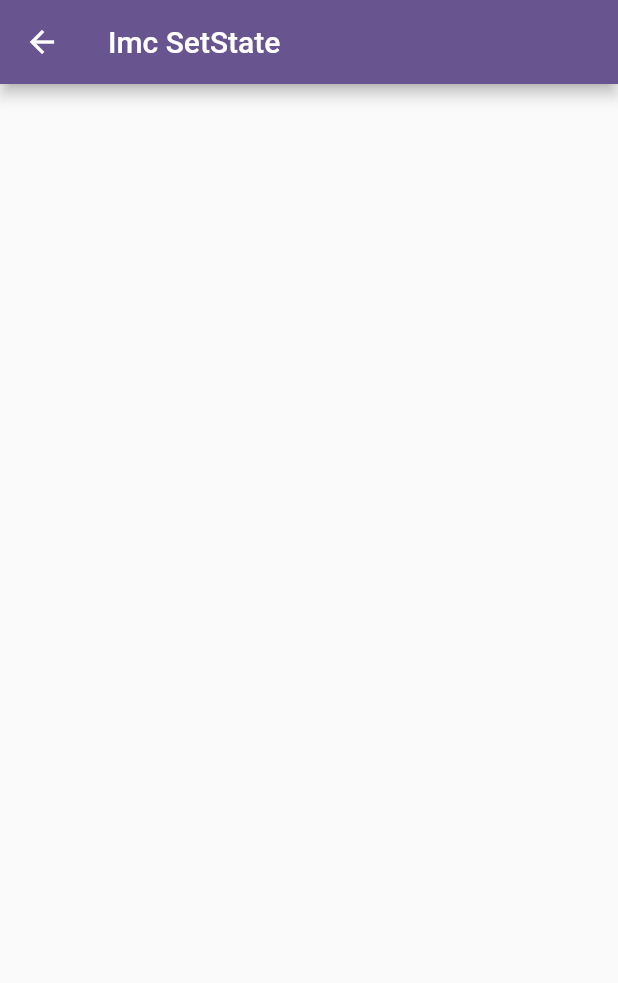
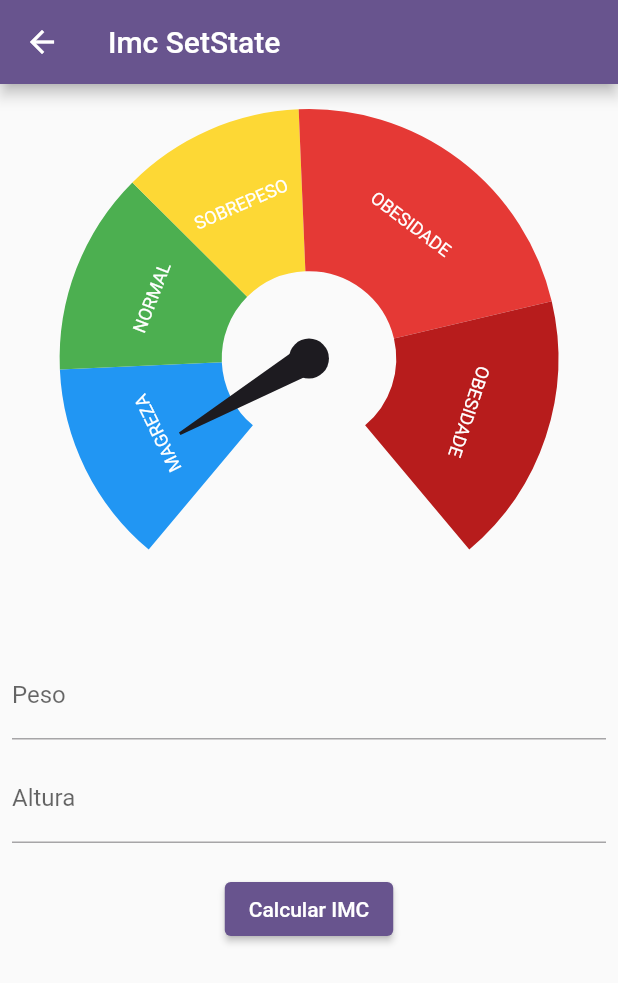
Before and after one commit to celycodes/jornada_flutter, a Flutter app: the ImcSetStatePage screen opened directly, on a phone screen of 412 x 824 dp. Shown: the top 983 px of the screen. Run offline on Flutter 3.47's test engine with Material 2 defaults, Android fonts, the phone set to English and light mode, and no system bars; drawn by our look-alikes of syncfusion_flutter_gauges; our stand-ins replace currency_text_input_formatter, device_preview, font_awesome_flutter.

```diff
--- a/b_flutter_gerencia_de_estado/lib/home_page.dart
+++ b/b_flutter_gerencia_de_estado/lib/home_page.dart
@@ -1,5 +1,5 @@
-import 'package:b_flutter_gerencia_de_estado/setState/imc_setState_page.dart';
 import 'package:flutter/material.dart';
+import 'setState/imc_set_state_page.dart';
 
 class HomePage extends StatelessWidget {
   const HomePage({super.key});
--- /dev/null
+++ b/b_flutter_gerencia_de_estado/lib/setState/imc_set_state_page.dart
@@ -0,0 +1,123 @@
+import 'package:currency_text_input_formatter/currency_text_input_formatter.dart';
+import 'package:flutter/material.dart';
+import 'package:syncfusion_flutter_gauges/gauges.dart';
+import 'package:b_flutter_gerencia_de_estado/widgets/imc_gauge_range.dart';
+
+class ImcSetStatePage extends StatefulWidget {
+  const ImcSetStatePage({super.key});
+
+  @override
+  State<ImcSetStatePage> createState() => _ImcSetStatePageState();
+}
+
+class _ImcSetStatePageState extends State<ImcSetStatePage> {
+  final pesoEC = TextEditingController();
+  final alturaEC = TextEditingController();
+
+  @override
+  void dispose() {
+    pesoEC.dispose();
+    alturaEC.dispose();
+    super.dispose();
+  }
+
+  @override
+  Widget build(BuildContext context) {
+    return Scaffold(
+      appBar: AppBar(
+        title: const Text('Imc SetState'),
+      ),
+      body: SingleChildScrollView(
+        child: Padding(
+          padding: const EdgeInsets.all(8.0),
+          child: Column(
+            children: [
+              SfRadialGauge(
+                axes: [
+                  RadialAxis(
+                    showLabels: false,
+                    showAxisLine: false,
+                    showTicks: false,
+                    minimum: 12.5,
+                    maximum: 47.9,
+                    ranges: [
+                      ImcGaugeRange(
+                        color: Colors.blue,
+                        start: 12.5,
+                        end: 18.5,
+                        label: 'MAGREZA',
+                      ),
+                      ImcGaugeRange(
+                        color: Colors.green,
+                        start: 18.5,
+                        end: 24.5,
+                        label: 'NORMAL',
+                      ),
+                      ImcGaugeRange(
+                        color: Colors.yellow[600]!,
+                        start: 24.5,
+                        end: 29.9,
+                        label: 'SOBREPESO',
+                      ),
+                      ImcGaugeRange(
+                        color: Colors.red[600]!,
+                        start: 29.9,
+                        end: 39.9,
+                        label: 'OBESIDADE',
+                      ),
+                      ImcGaugeRange(
+                        color: Colors.red[900]!,
+                        start: 39.9,
+                        end: 47.9,
+                        label: 'OBESIDADE',
+                      ),
+                    ],
+                    pointers: [
+                      const NeedlePointer(
+                        value: 15,
+                        enableAnimation: true,
+                      ),
+                    ],
+                  ),
+                ],
+              ),
+              const SizedBox(height: 20.0),
+              TextFormField(
+                controller: pesoEC,
+                keyboardType: TextInputType.number,
+                decoration: const InputDecoration(labelText: 'Peso'),
+                inputFormatters: [
+                  CurrencyTextInputFormatter(
+                    locale: 'pt_BR',
+                    symbol: '',
+                    turnOffGrouping: true,
+                    decimalDigits: 2,
+                  ),
+                ],
+              ),
+              const SizedBox(height: 10.0),
+              TextFormField(
+                controller: alturaEC,
+                keyboardType: TextInputType.number,
+                decoration: const InputDecoration(labelText: 'Altura'),
+                inputFormatters: [
+                  CurrencyTextInputFormatter(
+                    locale: 'pt_BR',
+                    symbol: '',
+                    turnOffGrouping: true,
+                    decimalDigits: 2,
+                  ),
+                ],
+              ),
+              const SizedBox(height: 20.0),
+              ElevatedButton(
+                onPressed: () {},
+                child: Text('Calcular IMC'),
+              ),
+            ],
+          ),
+        ),
+      ),
+    );
+  }
+}
--- a/b_flutter_gerencia_de_estado/lib/setState/imc_setstate_page.dart
+++ /dev/null
@@ -1,38 +0,0 @@
-import 'package:flutter/material.dart';
-import 'package:syncfusion_flutter_gauges/gauges.dart';
-
-class ImcSetStatePage extends StatelessWidget {
-  const ImcSetStatePage({super.key});
-
-  @override
-  Widget build(BuildContext context) {
-    return Scaffold(
-      appBar: AppBar(
-        title: const Text('Imc SetState'),
-      ),
-      body: SingleChildScrollView(
-        child: Padding(
-          padding: const EdgeInsets.all(8.0),
-          child: Column(
-            children: [
-              SfRadialGauge(
-                axes: [
-                  RadialAxis(
-                    showLabels: false,
-                    showAxisLine: false,
-                    showTicks: false,
-                    minimum: 2.5,
-                    maximum: 47.9,
-                    ranges: [
-                      // 17.04 minutagem do video onde parei
-                    ],
-                  ),
-                ],
-              ),
-            ],
-          ),
-        ),
-      ),
-    );
-  }
-}
--- a/b_flutter_gerencia_de_estado/lib/widgets/imc_gauge_range.dart
+++ b/b_flutter_gerencia_de_estado/lib/widgets/imc_gauge_range.dart
@@ -2,7 +2,8 @@ import 'package:flutter/material.dart';
 import 'package:syncfusion_flutter_gauges/gauges.dart';
 
 class ImcGaugeRange extends GaugeRange {
-  ImcGaugeRange({super.key,
+  ImcGaugeRange({
+    super.key,
     required Color color,
     required double start,
     required double end,
@@ -13,8 +14,8 @@ class ImcGaugeRange extends GaugeRange {
           color: color,
           label: label,
           sizeUnit: GaugeSizeUnit.factor,
+          labelStyle: const GaugeTextStyle(fontFamily: 'Times', fontSize: 12),
           startWidth: 0.65,
           endWidth: 0.65,
-          labelStyle: const GaugeTextStyle(fontFamily: 'Times', fontSize: 12),
         );
 }
```
Also changed, not shown: b_flutter_gerencia_de_estado/lib/widgets/imc_template_page.dart (added, +123 -0 lines).
